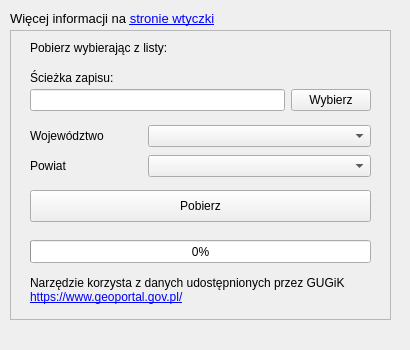
First picture: the form in gissupport_plugin/modules/data_downloader/bdot10k/bdot10k_dockwidget.ui, repository gis-support/gis-support-plugin, before the edit.
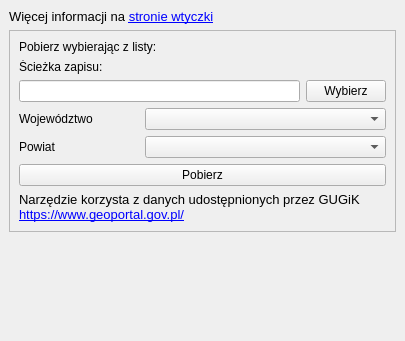
Second picture: the form after the edit.

Patch:
```diff
--- a/gissupport_plugin/modules/data_downloader/bdot10k/bdot10k_dockwidget.ui
+++ b/gissupport_plugin/modules/data_downloader/bdot10k/bdot10k_dockwidget.ui
@@ -6,12 +6,12 @@
    <rect>
     <x>0</x>
     <y>0</y>
-    <width>410</width>
-    <height>350</height>
+    <width>405</width>
+    <height>341</height>
    </rect>
   </property>
   <property name="sizePolicy">
-   <sizepolicy hsizetype="Preferred" vsizetype="Ignored">
+   <sizepolicy hsizetype="Preferred" vsizetype="Preferred">
     <horstretch>0</horstretch>
     <verstretch>0</verstretch>
    </sizepolicy>
@@ -20,15 +20,9 @@
    <string>BDOT10k - Baza Danych Obiektów Topograficznych</string>
   </property>
   <widget class="QWidget" name="dockWidgetContents">
+   <layout class="QVBoxLayout" name="verticalLayout_4">
+    <item>
    <widget class="QLabel" name="moreinfoLabel">
-    <property name="geometry">
-     <rect>
-      <x>10</x>
-      <y>10</y>
-      <width>221</width>
-      <height>17</height>
-     </rect>
-    </property>
     <property name="font">
      <font>
       <pointsize>10</pointsize>
@@ -41,43 +35,45 @@
      <string>&lt;html&gt;&lt;head/&gt;&lt;body&gt;&lt;p&gt;Więcej informacji na &lt;a href=&quot;https://gis-support.pl/wtyczka-gis-support/&quot;&gt;&lt;span style=&quot; text-decoration: underline; color:#0000ff;&quot;&gt;stronie wtyczki&lt;/span&gt;&lt;/a&gt;&lt;/p&gt;&lt;/body&gt;&lt;/html&gt;</string>
     </property>
    </widget>
+    </item>
+    <item>
    <widget class="QFrame" name="frame">
-    <property name="geometry">
-     <rect>
-      <x>10</x>
-      <y>30</y>
-      <width>381</width>
-      <height>290</height>
-     </rect>
-    </property>
     <property name="frameShape">
      <enum>QFrame::StyledPanel</enum>
     </property>
     <property name="frameShadow">
      <enum>QFrame::Raised</enum>
     </property>
+      <layout class="QVBoxLayout" name="verticalLayout_2">
+       <item>
     <widget class="QLabel" name="infoLabel">
-     <property name="geometry">
-      <rect>
-       <x>20</x>
-       <y>10</y>
-       <width>161</width>
-       <height>16</height>
-      </rect>
-     </property>
      <property name="text">
       <string>Pobierz wybierając z listy:</string>
      </property>
     </widget>
-    <widget class="QWidget" name="horizontalLayoutWidget">
-     <property name="geometry">
-      <rect>
-       <x>20</x>
-       <y>90</y>
-       <width>341</width>
-       <height>32</height>
-      </rect>
-     </property>
+       </item>
+       <item>
+        <widget class="QLabel" name="filepathLabel">
+         <property name="text">
+          <string>Ścieżka zapisu:</string>
+         </property>
+        </widget>
+       </item>
+       <item>
+        <layout class="QHBoxLayout" name="horizontalLayout_3">
+         <item>
+          <widget class="QLineEdit" name="filepathLine"/>
+         </item>
+         <item>
+          <widget class="QPushButton" name="browseButton">
+           <property name="text">
+            <string>Wybierz</string>
+           </property>
+          </widget>
+         </item>
+        </layout>
+       </item>
+       <item>
      <layout class="QHBoxLayout" name="horizontalLayout" stretch="1,2">
       <item>
        <widget class="QLabel" name="wojLabel">
@@ -90,16 +86,8 @@
        <widget class="QComboBox" name="wojComboBox"/>
       </item>
      </layout>
-    </widget>
-    <widget class="QWidget" name="horizontalLayoutWidget_2">
-     <property name="geometry">
-      <rect>
-       <x>20</x>
-       <y>120</y>
-       <width>341</width>
-       <height>32</height>
-      </rect>
-     </property>
+       </item>
+       <item>
      <layout class="QHBoxLayout" name="horizontalLayout_2" stretch="1,2">
       <item>
        <widget class="QLabel" name="powLabel">
@@ -112,28 +100,20 @@
        <widget class="QComboBox" name="powComboBox"/>
       </item>
      </layout>
-    </widget>
+       </item>
+       <item>
     <widget class="QPushButton" name="downloadButton">
-     <property name="geometry">
-      <rect>
-       <x>20</x>
-       <y>160</y>
-       <width>341</width>
-       <height>32</height>
-      </rect>
-     </property>
      <property name="text">
       <string>Pobierz</string>
      </property>
     </widget>
+       </item>
+       <item>
     <widget class="QLabel" name="gugikLabel">
-     <property name="geometry">
-      <rect>
-       <x>20</x>
-       <y>230</y>
-       <width>341</width>
-       <height>61</height>
-      </rect>
+         <property name="font">
+          <font>
+           <pointsize>10</pointsize>
+          </font>
      </property>
      <property name="text">
       <string>&lt;html&gt;&lt;head/&gt;&lt;body&gt;&lt;p&gt;Narzędzie korzysta z danych udostępnionych przez GUGiK &lt;a href=&quot;https://www.geoportal.gov.pl/&quot;&gt;&lt;span style=&quot; text-decoration: underline; color:#0000ff;&quot;&gt;https://www.geoportal.gov.pl/&lt;/span&gt;&lt;/a&gt;&lt;/p&gt;&lt;/body&gt;&lt;/html&gt;</string>
@@ -145,55 +125,24 @@
       <bool>true</bool>
      </property>
     </widget>
-    <widget class="QLabel" name="filepathLabel">
-     <property name="geometry">
-      <rect>
-       <x>20</x>
-       <y>40</y>
-       <width>101</width>
-       <height>16</height>
-      </rect>
-     </property>
-     <property name="text">
-      <string>Ścieżka zapisu:</string>
-     </property>
-    </widget>
-    <widget class="QWidget" name="horizontalLayoutWidget_3">
-     <property name="geometry">
-      <rect>
-       <x>20</x>
-       <y>50</y>
-       <width>341</width>
-       <height>41</height>
-      </rect>
-     </property>
-     <layout class="QHBoxLayout" name="horizontalLayout_3">
-      <item>
-       <widget class="QLineEdit" name="filepathLine"/>
+       </item>
+      </layout>
+     </widget>
       </item>
       <item>
-       <widget class="QPushButton" name="browseButton">
-        <property name="text">
-         <string>Wybierz</string>
-        </property>
-       </widget>
-      </item>
-     </layout>
-    </widget>
-    <widget class="QProgressBar" name="progressBar">
-     <property name="geometry">
-      <rect>
-       <x>20</x>
-       <y>210</y>
-       <width>341</width>
-       <height>23</height>
-      </rect>
-     </property>
-     <property name="value">
-      <number>0</number>
-     </property>
-    </widget>
-   </widget>
+     <spacer name="verticalSpacer">
+      <property name="orientation">
+       <enum>Qt::Vertical</enum>
+      </property>
+      <property name="sizeHint" stdset="0">
+       <size>
+        <width>20</width>
+        <height>40</height>
+       </size>
+      </property>
+     </spacer>
+    </item>
+   </layout>
   </widget>
  </widget>
  <resources/>
```
Lines whose indentation alone changed are shown as unchanged.
